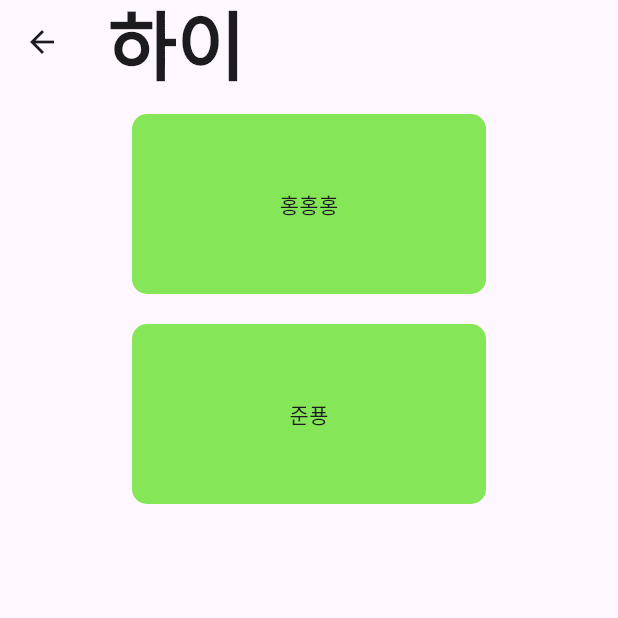
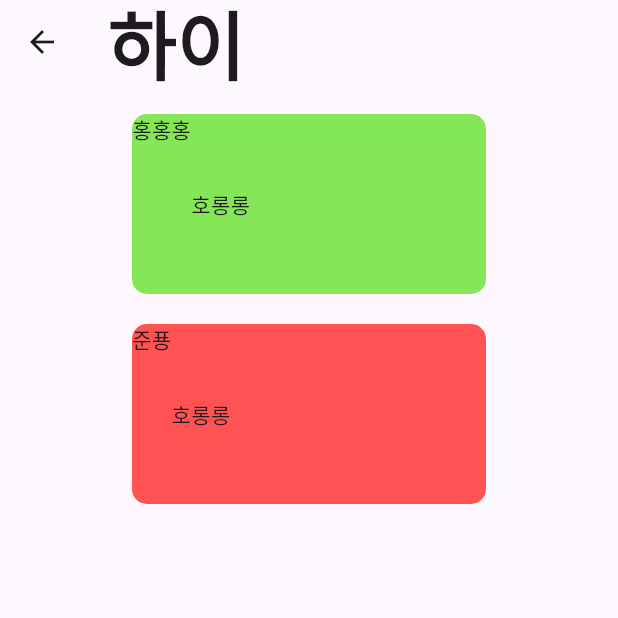
Before and after one commit to Living-Share/app_flutter, a Flutter app: the screen it shows after launch, on a phone screen of 412 x 824 dp, the top half of it. Run offline on Flutter 3.47's test engine with Material 3 defaults, Android fonts, the phone set to English and light mode, and no system bars; our stand-ins replace flutter_svg, get; Roboto replaces fonts that are missing (Pretendard).

Commit message:
DESIGN: red color design system 추가

```diff
--- a/lib/style/components/container_box.dart
+++ b/lib/style/components/container_box.dart
@@ -18,12 +18,21 @@ Container DoWorkContainer({
           height: 120,
           decoration: BoxDecoration(
             borderRadius: BorderRadius.circular(10),
-            color: isDoWork ? ThemeColors.primary : ThemeColors.black,
+            color: isDoWork ? ThemeColors.primary : ThemeColors.falseRed,
           ),
           child: Center(
-            child: Text(title),
+            child: Row(
+              children: [
+                Column(
+                  children: [
+                    Text(title),
+                  ],
+                ),
+                const Text("호롱롱"),
+              ],
+            ),
           ),
-        )
+        ),
       ],
     ),
   );
--- a/lib/style/theme/Colors.dart
+++ b/lib/style/theme/Colors.dart
@@ -4,4 +4,5 @@ class ThemeColors {
   static const Color primary = Color(0xFF85E657);
   static const Color white = Color(0xFFFFFFFF);
   static const Color black = Color(0xFF000000);
+  static const Color falseRed = Color(0xFFFF5353);
 }
--- a/lib/ui/homePage/home_page.dart
+++ b/lib/ui/homePage/home_page.dart
@@ -20,7 +20,7 @@ class HomePage extends StatelessWidget {
             ),
             DoWorkContainer(
               title: '준푱',
-              isDoWork: true,
+              isDoWork: false,
             ),
           ],
         ),
```
